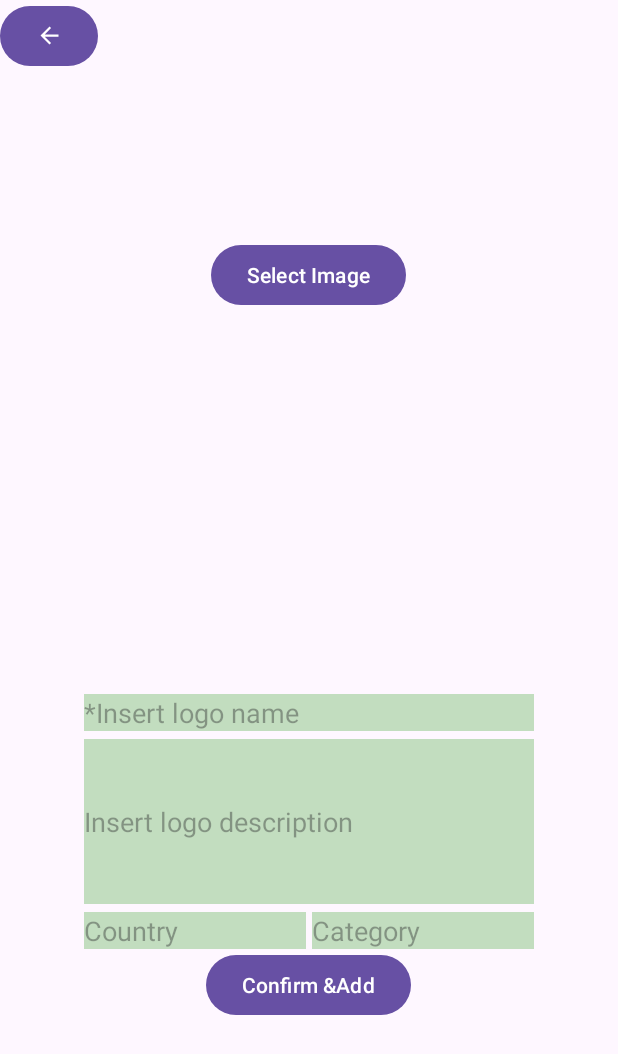
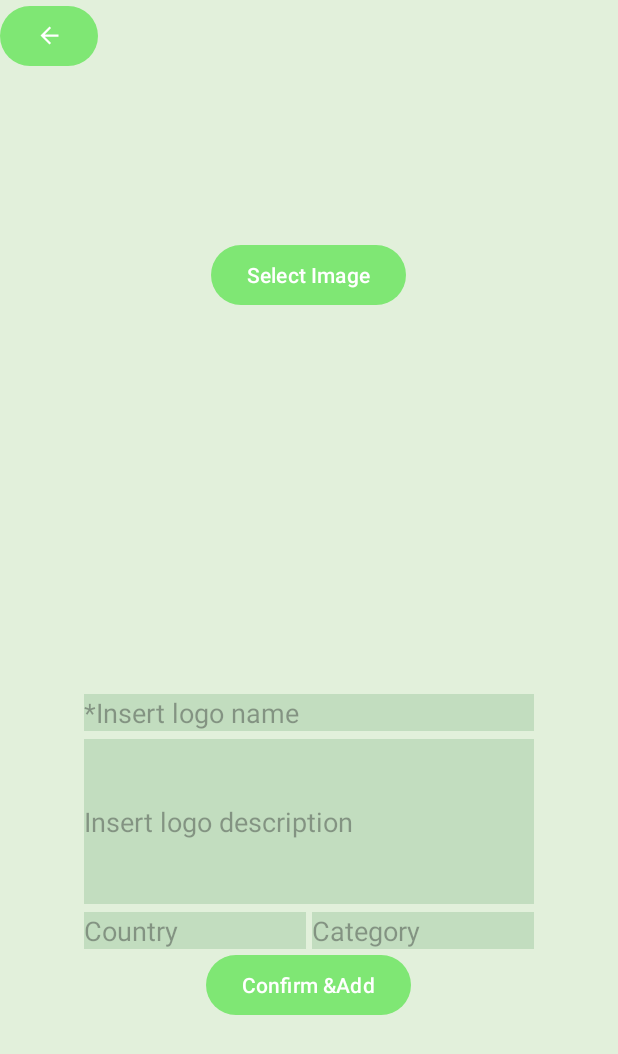
Before and after one commit to Martin-Toma/LogoQuizITU, an Android app: the fragment AddLogoFragment placed in its activity, on a phone screen of 412 x 824 dp. Shown: the top 1054 px of the screen. Run offline under Robolectric (Android 15) with nearby library versions, the phone set to English and light mode, and no system bars; our stand-ins replace Room's generated code; pictures from the network do not load.

Commit message:
feat: custom colors in whole app

```diff
--- a/app/src/main/res/layout/fragment_add_logo.xml
+++ b/app/src/main/res/layout/fragment_add_logo.xml
@@ -4,6 +4,7 @@
     xmlns:tools="http://schemas.android.com/tools"
     android:layout_width="match_parent"
     android:layout_height="match_parent"
+    android:background="@color/background_lighter"
     tools:context=".AddLogoFragment">
 
     <Button
--- a/app/src/main/res/values-night/themes.xml
+++ b/app/src/main/res/values-night/themes.xml
@@ -2,6 +2,7 @@
     <!-- Base application theme. -->
     <style name="Base.Theme.LogoQuizITU" parent="Theme.Material3.DayNight.NoActionBar">
         <!-- Customize your dark theme here. -->
-        <!-- <item name="colorPrimary">@color/my_dark_primary</item> -->
+        <item name="colorPrimary">@color/primeGreen</item>
+        <item name="android:windowBackground">@color/background_lighter</item>
     </style>
 </resources>
--- a/app/src/main/res/values/colors.xml
+++ b/app/src/main/res/values/colors.xml
@@ -3,4 +3,6 @@
     <color name="black">#FF000000</color>
     <color name="white">#FFFFFFFF</color>
     <color name="background_darker">#C2DDBF</color>
+    <color name="background_lighter">#E2F0DB</color>
+    <color name="primeGreen">#7FE774</color>
 </resources>
--- a/app/src/main/res/values/themes.xml
+++ b/app/src/main/res/values/themes.xml
@@ -2,7 +2,8 @@
     <!-- Base application theme. -->
     <style name="Base.Theme.LogoQuizITU" parent="Theme.Material3.DayNight.NoActionBar">
         <!-- Customize your light theme here. -->
-        <!-- <item name="colorPrimary">@color/my_light_primary</item> -->
+        <item name="colorPrimary">@color/primeGreen</item>
+        <item name="android:windowBackground">@color/background_lighter</item>
     </style>
 
     <style name="Theme.LogoQuizITU" parent="Base.Theme.LogoQuizITU" />
```
